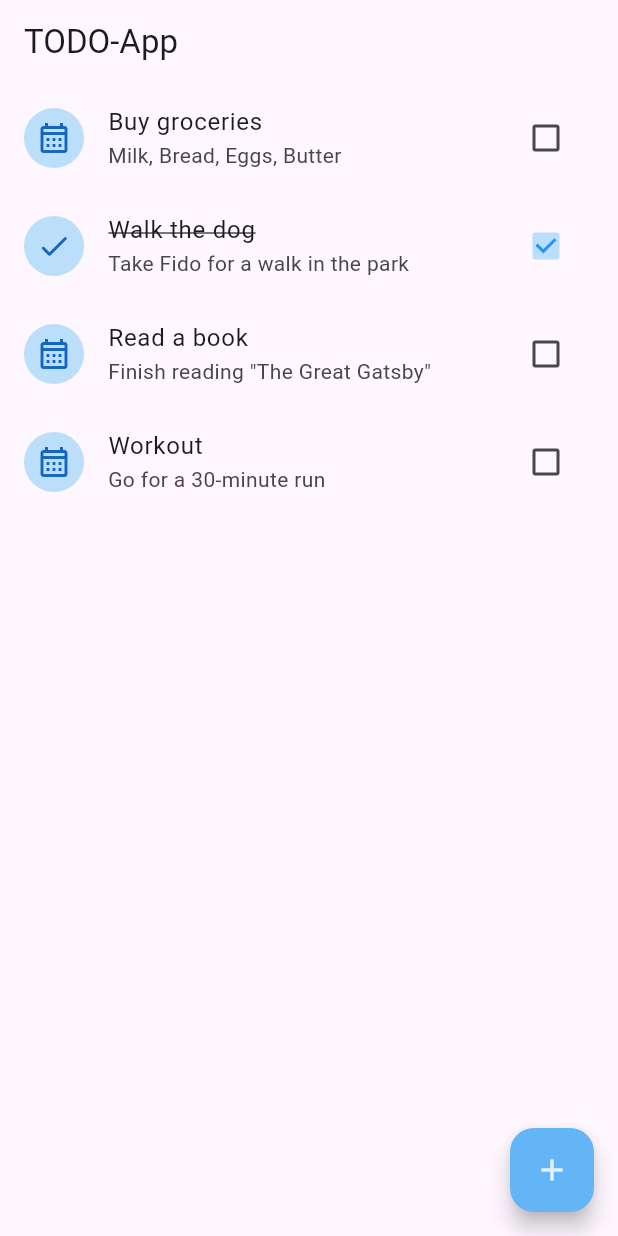
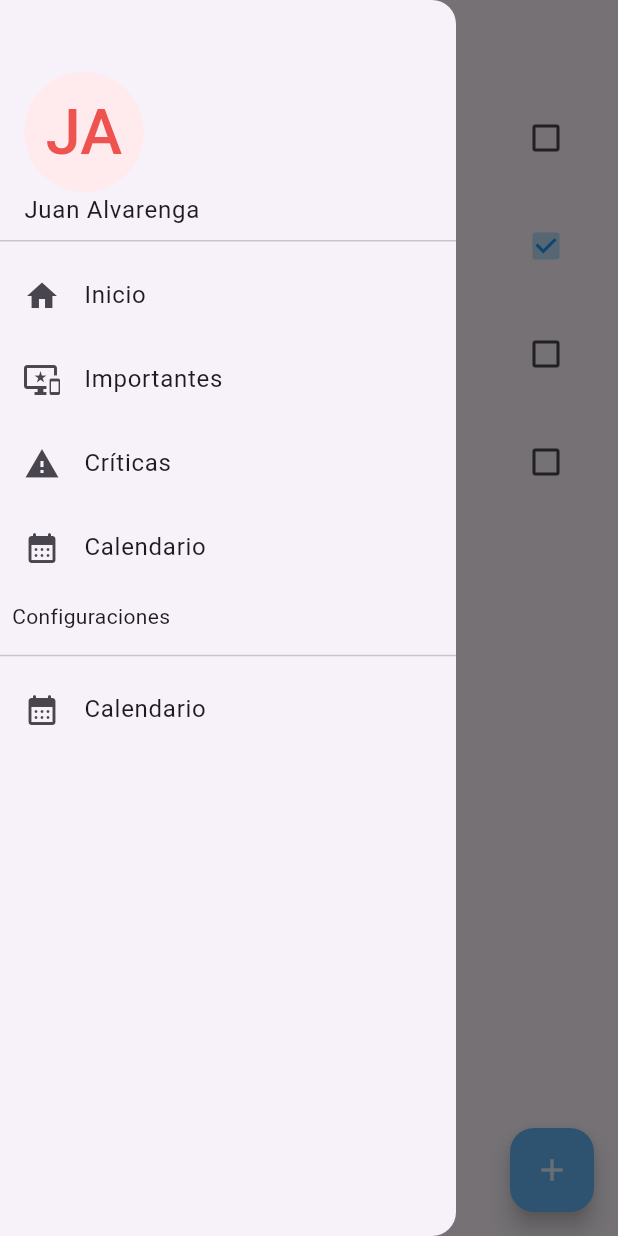
Before and after one commit to jalvarenga-unah/IS513-III-PAC-2025, a Flutter app: the screen it shows after launch, with the side drawer open (before the commit the screen has no drawer), on a phone screen of 412 x 824 dp. Run offline on Flutter 3.47's test engine with Material 3 defaults, Android fonts, the phone set to English and light mode, and no system bars; our stand-ins replace go_router.

```diff
--- a/intro-flutter/todo_app/lib/src/views/admin_todo_page.dart
+++ b/intro-flutter/todo_app/lib/src/views/admin_todo_page.dart
@@ -8,9 +8,9 @@ class AdminTodoPage extends StatelessWidget {
 
   final titleController = TextEditingController();
   final descriptionController = TextEditingController();
-  FocusNode titleFocus = FocusNode();
+  final FocusNode titleFocus = FocusNode();
 
-  Map<String, dynamic>? todo;
+  final Map<String, dynamic>? todo;
 
   @override
   Widget build(BuildContext context) {
@@ -69,8 +69,6 @@ class AdminTodoPage extends StatelessWidget {
       floatingActionButton: FloatingActionButton(
         backgroundColor: Colors.blue[300],
         onPressed: () {
-          //TODO: mostrar icono de carga usando gestores de estado
-
           if (titleController.text.isEmpty) {
             // ScaffoldMessenger.of(context).showSnackBar(
             //   SnackBar(
--- a/intro-flutter/todo_app/lib/src/views/home_page.dart
+++ b/intro-flutter/todo_app/lib/src/views/home_page.dart
@@ -10,6 +10,55 @@ class HomePage extends StatelessWidget {
   @override
   Widget build(BuildContext context) {
     return Scaffold(
+      drawer: Drawer(
+        child: ListView(
+          children: [
+            DrawerHeader(
+              child: Column(
+                mainAxisAlignment: MainAxisAlignment.end,
+                crossAxisAlignment: CrossAxisAlignment.start,
+                children: [
+                  CircleAvatar(
+                    backgroundColor: Colors.red[50],
+                    radius: 40,
+                    child: Text(
+                      'JA',
+                      style: TextStyle(fontSize: 42, color: Colors.red[400]),
+                    ),
+                  ),
+                  Text('Juan Alvarenga'),
+                ],
+              ),
+            ),
+
+            ListTile(leading: Icon(Icons.home), title: Text('Inicio')),
+            ListTile(
+              leading: Icon(Icons.important_devices),
+              title: Text('Importantes'),
+            ),
+            ListTile(leading: Icon(Icons.warning), title: Text('Críticas')),
+            ListTile(
+              leading: Icon(Icons.calendar_month_rounded),
+              title: Text('Calendario'),
+              onTap: () {
+                //
+                context.pop();
+                context.pushNamed('new-todo');
+              },
+            ),
+
+            Padding(
+              padding: const EdgeInsets.all(8.0),
+              child: Text('Configuraciones'),
+            ),
+            Divider(),
+            ListTile(
+              leading: Icon(Icons.calendar_month_rounded),
+              title: Text('Calendario'),
+            ),
+          ],
+        ),
+      ),
       appBar: AppBar(title: const Text('TODO-App')),
       body: ListView.builder(
         itemCount: todoList.length,
```
